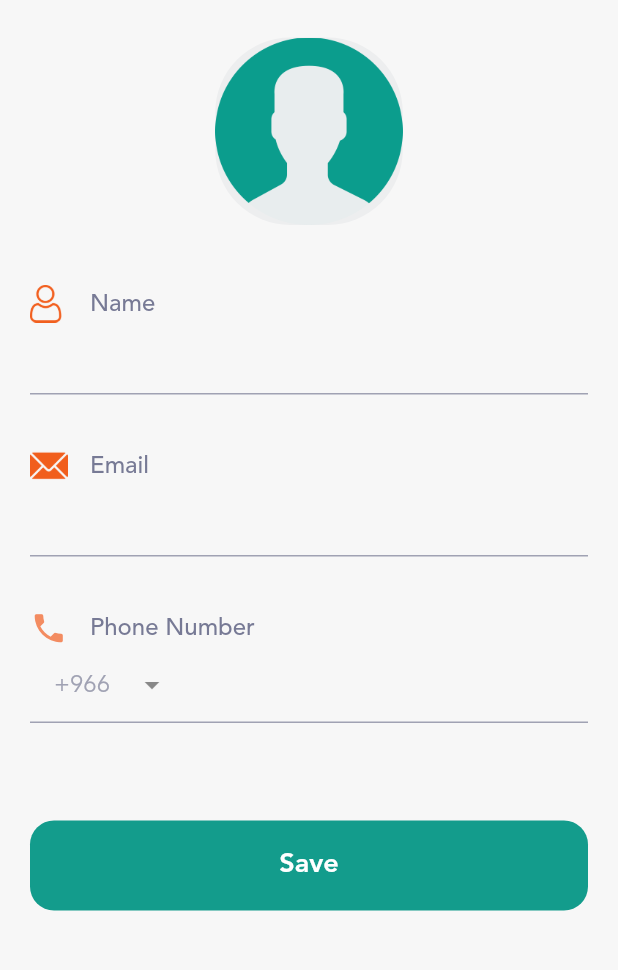
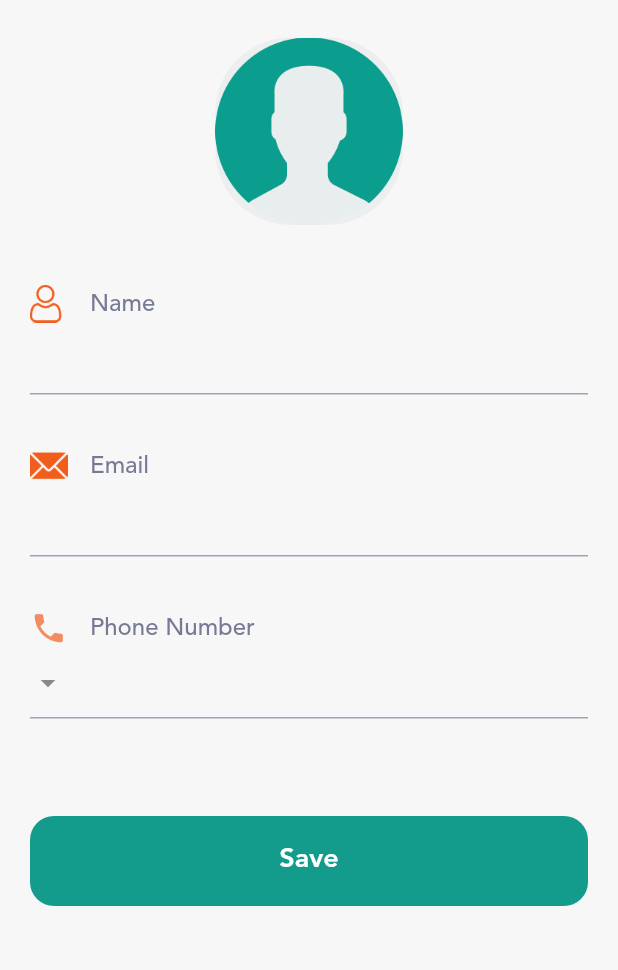
Before and after one commit to zsenani/2022-GP-10, a Flutter app: the EditPatientProfile screen opened directly, on a phone screen of 412 x 824 dp, the part 84-1054 px from its top. Run offline on Flutter 3.47's test engine with Material 2 defaults, Android fonts, the phone set to English and light mode, and no system bars; drawn by our look-alikes of country_code_picker; our stand-ins replace dropdown_search, get, image_picker, multi_select_flutter, pie_chart, pinput and 2 more; missing offline and left inert: chip_list, dbcrypt, email_auth, mongo_dart, mysql1; accounts and stored records are empty.

Commit message:
Fix bugs
Co-Authored-By: leen-kd <98522806+leen-kd@users.noreply.github.com>

```diff
--- a/lib/AuthScreens/forgetEmail.dart
+++ b/lib/AuthScreens/forgetEmail.dart
@@ -219,7 +219,7 @@ class _ForgetEmailState extends State<ForgetEmail> {
   }
 
   void checkRole() {
-    if (role2 != "Physician" || role2 != "Lab specialist") {
+    if (role2 != "Physician" && role2 != "Lab specialist") {
       setState(() {
         errorRoleSelect = true;
       });
@@ -239,7 +239,7 @@ class _ForgetEmailState extends State<ForgetEmail> {
       showAlertDialog(context);
     } else {
       Get.to(ForgotPasswordScreen(role1: role2, email: emailController.text));
-      //sendOtp(emailController.text);
+      sendOtp(emailController.text);
       finishTimer = false;
     }
   }
--- a/lib/Patient-PhysicianScreens/edit_patient_profile.dart
+++ b/lib/Patient-PhysicianScreens/edit_patient_profile.dart
@@ -1,4 +1,4 @@
-import 'package:country_code_picker/country_code_picker.dart';
+//import 'package:country_code_picker/country_code_picker.dart';
 import 'package:medcore/Patient-PhysicianScreens/patient_home_screen.dart';
 import 'package:medcore/Utiils/colors.dart';
 import 'package:medcore/Utiils/common_widgets.dart';
@@ -223,20 +223,20 @@ class _EditPatientProfile extends State<EditPatientProfile> {
             child: Row(
               mainAxisSize: MainAxisSize.min,
               children: [
-                CountryCodePicker(
-                  onChanged: ((value) => number = value.toString()),
-                  initialSelection: 'SA',
-                  favorite: const ['+966', 'SA'],
-                  textStyle: TextStyle(
-                    fontFamily: TextFontFamily.AVENIR_LT_PRO_BOOK,
-                    fontSize: 16,
-                    color: ColorResources.greyA0A,
-                  ),
-                  showCountryOnly: false,
-                  showFlag: false,
-                  showOnlyCountryWhenClosed: false,
-                  alignLeft: false,
-                ),
+                // CountryCodePicker(
+                //   onChanged: ((value) => number = value.toString()),
+                //   initialSelection: 'SA',
+                //   favorite: const ['+966', 'SA'],
+                //   textStyle: TextStyle(
+                //     fontFamily: TextFontFamily.AVENIR_LT_PRO_BOOK,
+                //     fontSize: 16,
+                //     color: ColorResources.greyA0A,
+                //   ),
+                //   showCountryOnly: false,
+                //   showFlag: false,
+                //   showOnlyCountryWhenClosed: false,
+                //   alignLeft: false,
+                // ),
                 const Icon(Icons.arrow_drop_down),
               ],
             ),
```
Also changed, not shown: lib/AuthScreens/otp.dart (+19 -4 lines), lib/AuthScreens/signup_screen.dart (+15 -15 lines), lib/LabScreens/edit_profile_screen.dart (+15 -15 lines), lib/Patient-PhysicianScreens/SearchSymptoms/search_results.dart (+0 -26 lines), lib/Patient-PhysicianScreens/edit_physician_profile_screen.dart (+15 -15 lines).
